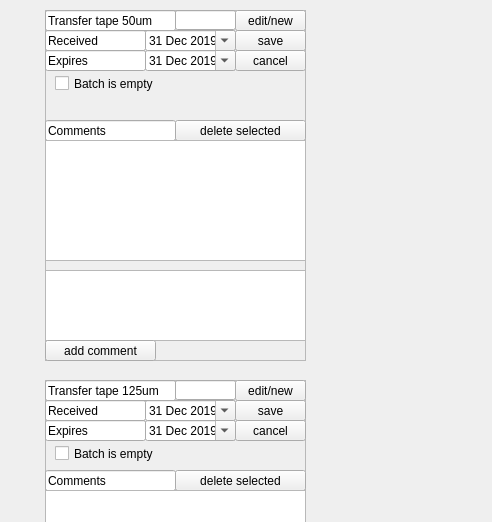
Above: pages_ui/view_supplies.ui from IncandelaLab/SharedUI before the change; both pictures show x 605 to 1097 and y 0 to 522 of the 1097 by 749 pixel window. Below: the same form after it.
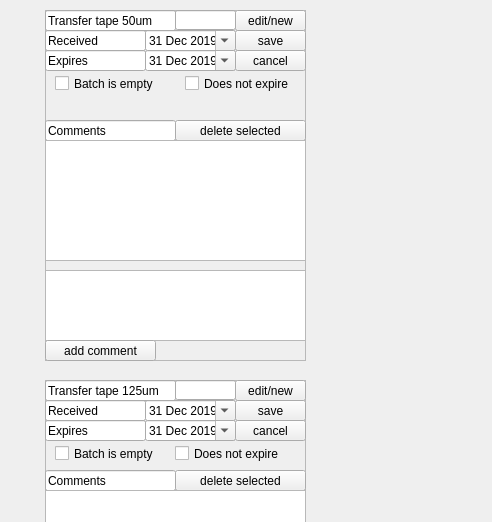
That is the form after the change.

```diff
--- a/pages_ui/view_supplies.ui
+++ b/pages_ui/view_supplies.ui
@@ -1369,6 +1369,19 @@
      <string>edit/new</string>
     </property>
    </widget>
+   <widget class="QCheckBox" name="ckNoExpiry50">
+    <property name="geometry">
+     <rect>
+      <x>140</x>
+      <y>65</y>
+      <width>121</width>
+      <height>17</height>
+     </rect>
+    </property>
+    <property name="text">
+     <string>Does not expire</string>
+    </property>
+   </widget>
   </widget>
   <widget class="QFrame" name="frame_6">
    <property name="geometry">
@@ -1631,6 +1644,19 @@
      <string>edit/new</string>
     </property>
    </widget>
+   <widget class="QCheckBox" name="ckNoExpiry120">
+    <property name="geometry">
+     <rect>
+      <x>130</x>
+      <y>65</y>
+      <width>121</width>
+      <height>17</height>
+     </rect>
+    </property>
+    <property name="text">
+     <string>Does not expire</string>
+    </property>
+   </widget>
   </widget>
  </widget>
  <resources/>
```
Left out of the diff: 24 changed lines with no effect on the pictures.
